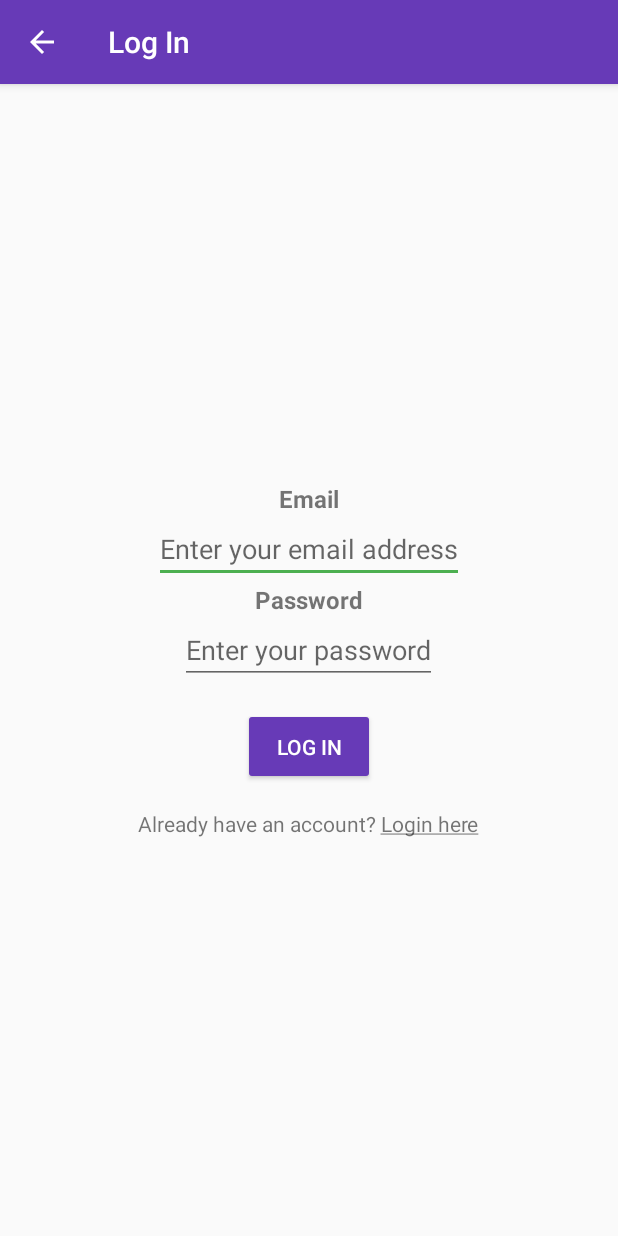
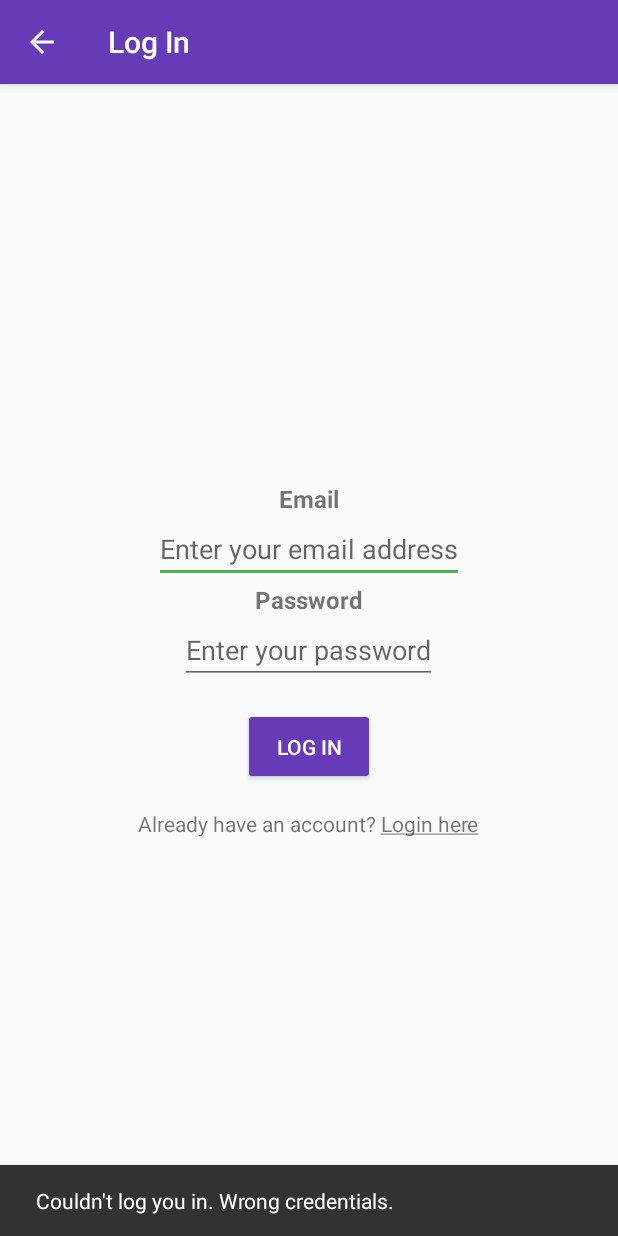
Before and after one commit to BetaLemon/AndroidStudioENTI, an Android app: the LogInActivity screen opened directly, with no data from a screen before it, after a tap on "LOG IN", on a phone screen of 412 x 824 dp. Run offline under Robolectric (Android 15) with nearby library versions, the phone set to English and light mode, and no system bars; our stand-ins replace Firebase (no records; nobody signed in at launch, a user with empty details on screens opened directly).

Commit message:
Fixed some details

```diff
--- a/SocialWall/app/src/main/java/org/neocities/betalemon/socialwall/activities/LogInActivity.kt
+++ b/SocialWall/app/src/main/java/org/neocities/betalemon/socialwall/activities/LogInActivity.kt
@@ -5,11 +5,14 @@ import android.content.Intent
 import android.support.v7.app.AppCompatActivity
 import android.os.Bundle
 import android.support.design.widget.Snackbar
+import android.view.inputmethod.InputMethodManager
 import android.widget.Toast
 import com.google.firebase.auth.FirebaseAuth
 import com.google.firebase.firestore.FirebaseFirestore
 import kotlinx.android.synthetic.main.activity_log_in.*
+import kotlinx.android.synthetic.main.activity_sign_up.*
 import org.neocities.betalemon.socialwall.*
+import org.neocities.betalemon.socialwall.fragments.ProfileFragment
 import org.neocities.betalemon.socialwall.models.UserModel
 
 class LogInActivity : AppCompatActivity() {
@@ -22,6 +25,12 @@ class LogInActivity : AppCompatActivity() {
             // Get entered text from text input fields:
             val mail = loginEmail.text.toString()
             val password = loginPassword.text.toString()
+
+            // Hide keyboard:
+            val mgr = it.context.getSystemService(Context.INPUT_METHOD_SERVICE) as? InputMethodManager
+            mgr?.hideSoftInputFromWindow(loginPassword.windowToken, InputMethodManager.HIDE_NOT_ALWAYS)
+
+            // SignIn in database:
             FirebaseAuth.getInstance().signInWithEmailAndPassword(mail, password).addOnCompleteListener { task ->
                 if (task.isSuccessful) {
                     Snackbar.make(it, R.string.login_successful, Snackbar.LENGTH_SHORT).show()
@@ -43,9 +52,8 @@ class LogInActivity : AppCompatActivity() {
                                 finish()
                             }
 
-
                 } else {
-                    Toast.makeText(this, R.string.login_wrong_credentials, Toast.LENGTH_SHORT).show()
+                    Snackbar.make(it, R.string.login_wrong_credentials, Snackbar.LENGTH_LONG).show()
                 }
             }
         }
--- a/SocialWall/app/src/main/res/values/strings.xml
+++ b/SocialWall/app/src/main/res/values/strings.xml
@@ -14,6 +14,7 @@
     <!-- Board Fragment -->
     <string name="add_message_success">Message added successfully!</string>
     <string name="add_message_error">Error sending message :(</string>
+    <string name="add_message_notext">Please enter a message before sending.</string>
     <string name="message_username_placeholder">Username</string>
     <string name="message_text_placeholder">Here goes the message text.</string>
     <string name="message_date_placeholder">Monday 02/12/1996 11:30</string>
@@ -37,8 +38,7 @@
     <!-- SignUp Activity-->
     <string name="register_goto_login">Already have an account? <u>Login here</u></string>
     <string name="register_successful">Signed up successfully!</string>
-    <string name="register_error">Unable to create account.\nCheck that you entered a valid email address\n
-    and a long enough password.</string>
+    <string name="register_error">Couldn\'t sign up. Email and/or password invalid.</string>
     <string name="register_username_header">Username</string>
     <string name="register_email_header">Email</string>
     <string name="register_password_header">Password</string>
@@ -51,7 +51,7 @@
     <!-- Login Activity-->
     <string name="login_goto_register">Already have an account? <u>Login here</u></string>
     <string name="login_successful">Logged in successfully!</string>
-    <string name="login_wrong_credentials">Logged in successfully!</string>
+    <string name="login_wrong_credentials">Couldn\'t log you in. Wrong credentials.</string>
     <string name="login_email_header">Email</string>
     <string name="login_password_header">Password</string>
     <string name="login_email_textFieldHint">Enter your email address</string>
```
Also changed, not shown: SocialWall/app/src/main/java/org/neocities/betalemon/socialwall/activities/SignUpActivity.kt (+8 -1 lines), SocialWall/app/src/main/java/org/neocities/betalemon/socialwall/fragments/ProfileFragment.kt (+21 -16 lines).
